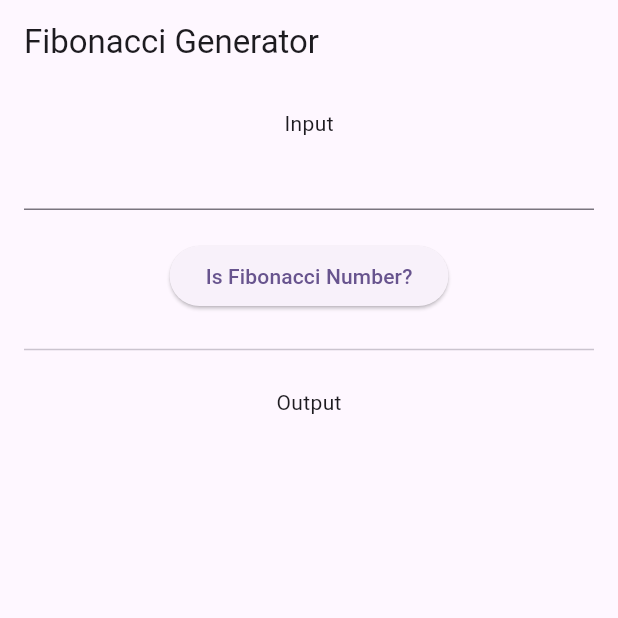
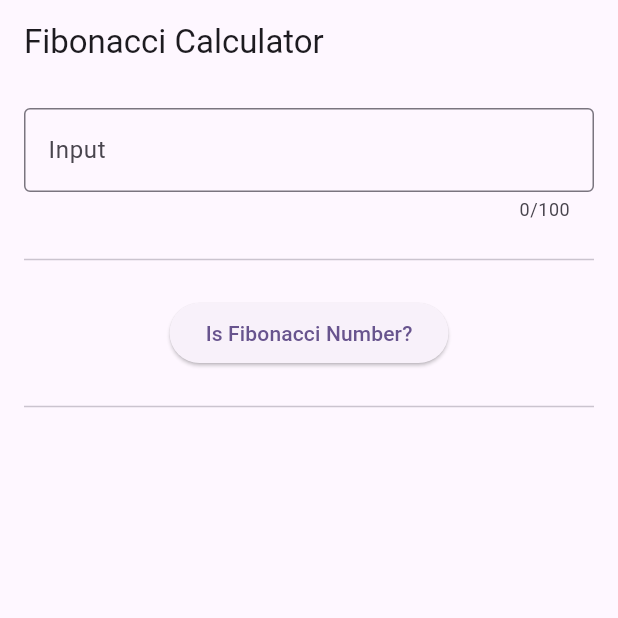
Before and after one commit to mpmnath/fibonacci_calculator, a Flutter app: the screen it shows after launch, after a tap on "Is Fibonacci Number?", on a phone screen of 412 x 824 dp, the top half of it. Run offline on Flutter 3.47's test engine with Material 3 defaults, Android fonts, the phone set to English and light mode, and no system bars; our stand-ins replace equatable, flutter_bloc.

Commit message:
Add Fibonacci Calculator functionality to HomeScreen

```diff
--- a/lib/screens/home_screen.dart
+++ b/lib/screens/home_screen.dart
@@ -1,34 +1,74 @@
+import 'package:fibonacci_calculator/bloc/fib_calc_bloc.dart';
+import 'package:fibonacci_calculator/bloc/fib_calc_event.dart';
+import 'package:fibonacci_calculator/bloc/fib_calc_state.dart';
 import 'package:flutter/material.dart';
+import 'package:flutter_bloc/flutter_bloc.dart';
 
 class HomeScreen extends StatelessWidget {
-  const HomeScreen({super.key});
+  HomeScreen({super.key});
+
+  final TextEditingController _inputController = TextEditingController();
 
   @override
   Widget build(BuildContext context) {
     return Scaffold(
       appBar: AppBar(
-        title: const Text("Fibonacci Generator"),
+        title: const Text("Fibonacci Calculator"),
       ),
       body: SafeArea(
         child: SingleChildScrollView(
           child: Padding(
             padding: const EdgeInsets.all(16.0),
-            child: Column(
+            child: BlocBuilder<FibCalcBloc, FibCalcState>(
+              builder: (context, state) => Column(
                 children: [
-                const Text("Input"),
-                const TextField(),
-                const SizedBox(
-                  height: 20,
+                  TextFormField(
+                    controller: _inputController,
+                    maxLength: 100,
+                    decoration: const InputDecoration(
+                      border: OutlineInputBorder(),
+                      labelText: "Input",
+                    ),
+                    keyboardType: TextInputType.number,
+                    /* validator: (value) {
+                      if (value == null || value.isEmpty) {
+                        return "Please input a number";
+                      }
+                      if (int.tryParse(value) == null) {
+                        return "Please enter a valid number";
+                      }
+                      return null;
+                    }, */
+                  ),
+                  const Divider(
+                    height: 50,
                   ),
                   ElevatedButton(
-                  onPressed: () {},
+                    onPressed: () {
+                      final int value = int.parse(_inputController.text);
+                      context
+                          .read<FibCalcBloc>()
+                          .add(CheckFibonacciNumber(value));
+                      _inputController.clear();
+                    },
                     child: const Text("Is Fibonacci Number?"),
                   ),
                   const Divider(
                     height: 50,
                   ),
-                const Text("Output"),
+                  state is FibCalcResult
+                      ? Text(
+                          state.result
+                              ? "The input is a Fibonacci number"
+                              : "The input is not a Fibonacci number",
+                          style: const TextStyle(
+                            fontSize: 20,
+                            fontWeight: FontWeight.bold,
+                          ),
+                        )
+                      : const SizedBox(),
                 ],
+              ),
             ),
           ),
         ),
```
Lines whose indentation alone changed are shown as unchanged.
